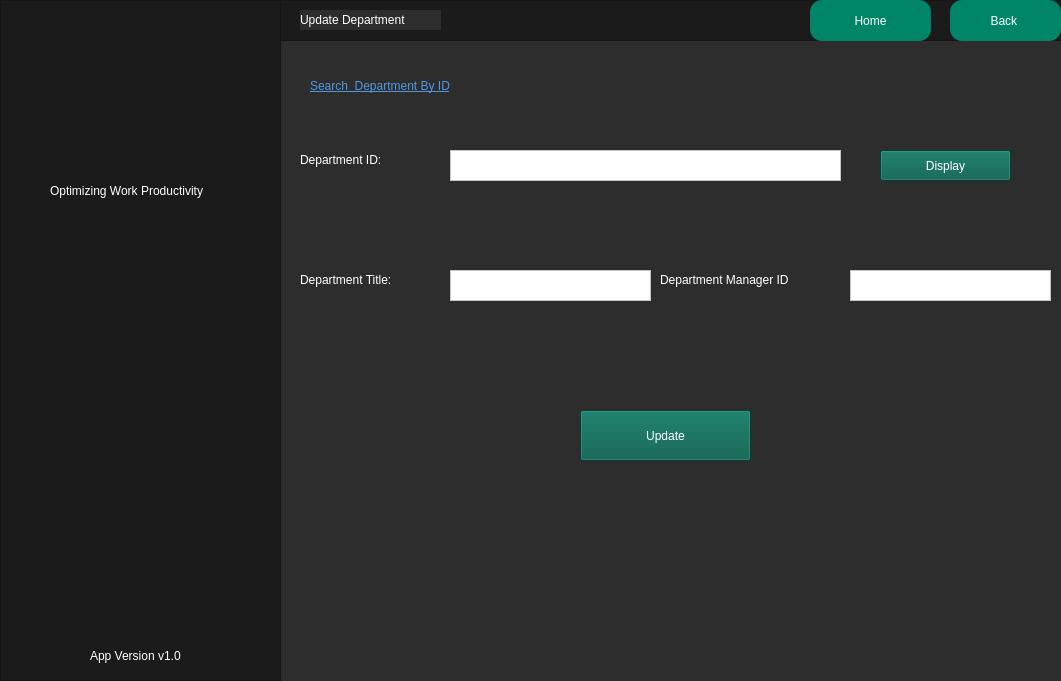
Above: qtPro/mainwindow.ui from Maliksaad231224/QT-C-Software-House-Database-System before the change. Below: the same form after it.
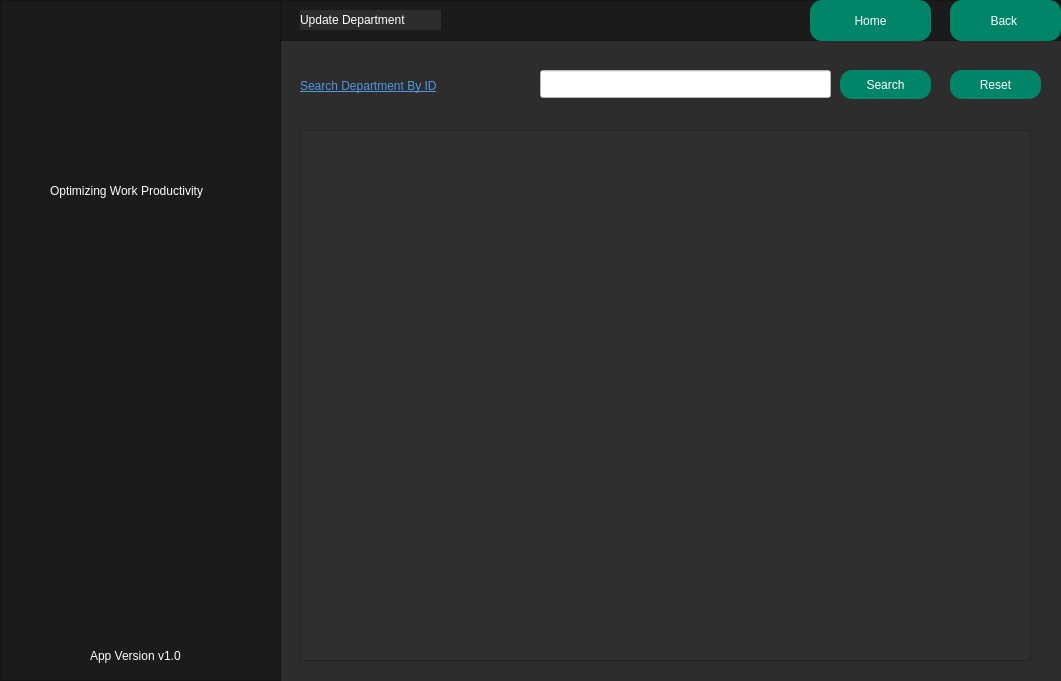
That is the form after the change. The open tabs and pages were chosen to show the change. Icons and pictures are not drawn.

Commit message: departments CRUD Complete

Diff of the .ui file:
```diff
--- a/qtPro/mainwindow.ui
+++ b/qtPro/mainwindow.ui
@@ -7456,47 +7456,12 @@
        <string>Update Department</string>
       </property>
      </widget>
-     <widget class="QLabel" name="label_152">
-      <property name="geometry">
-       <rect>
-        <x>300</x>
-        <y>150</y>
-        <width>121</width>
-        <height>20</height>
-       </rect>
-      </property>
-      <property name="styleSheet">
-       <string notr="true">color:white;
-font: 10pt &quot;Tahoma&quot;;</string>
-      </property>
-      <property name="text">
-       <string>Department ID:</string>
-      </property>
-     </widget>
-     <widget class="QPushButton" name="DeptUpdate">
-      <property name="geometry">
-       <rect>
-        <x>580</x>
-        <y>410</y>
-        <width>171</width>
-        <height>51</height>
-       </rect>
-      </property>
-      <property name="styleSheet">
-       <string notr="true">color:white;
-background-color:rgba(0,92,73,255);
-font: 10pt &quot;Tahoma&quot;;</string>
-      </property>
-      <property name="text">
-       <string>Update</string>
-      </property>
-     </widget>
      <widget class="QLabel" name="label_151">
       <property name="geometry">
        <rect>
-        <x>310</x>
+        <x>300</x>
         <y>70</y>
-        <width>261</width>
+        <width>231</width>
         <height>31</height>
        </rect>
       </property>
@@ -7507,16 +7472,16 @@
 text-decoration: underline;</string>
       </property>
       <property name="text">
-       <string>Search  Department By ID</string>
+       <string>Search Department By ID</string>
       </property>
      </widget>
-     <widget class="QPlainTextEdit" name="insdeptTitle_2">
+     <widget class="QLineEdit" name="searchupdatedept">
       <property name="geometry">
        <rect>
-        <x>450</x>
-        <y>270</y>
-        <width>201</width>
-        <height>31</height>
+        <x>540</x>
+        <y>70</y>
+        <width>291</width>
+        <height>28</height>
        </rect>
       </property>
       <property name="styleSheet">
@@ -7525,86 +7490,89 @@
 </string>
       </property>
      </widget>
-     <widget class="QPlainTextEdit" name="insdeptID_2">
+     <widget class="QPushButton" name="pushButton_55">
       <property name="geometry">
        <rect>
-        <x>450</x>
-        <y>150</y>
-        <width>391</width>
-        <height>31</height>
+        <x>840</x>
+        <y>70</y>
+        <width>91</width>
+        <height>29</height>
        </rect>
       </property>
       <property name="styleSheet">
-       <string notr="true">color:black;
-background-color: rgba(255,255,255,255);
-</string>
+       <string notr="true">border-radius:12px;
+background-color:rgba(0,133,104,255);
+color:white;</string>
       </property>
+      <property name="text">
+       <string>Search</string>
+      </property>
      </widget>
-     <widget class="QLabel" name="label_149">
+     <widget class="QPushButton" name="pushButton_56">
       <property name="geometry">
        <rect>
-        <x>660</x>
-        <y>270</y>
-        <width>191</width>
-        <height>20</height>
+        <x>950</x>
+        <y>70</y>
+        <width>91</width>
+        <height>29</height>
        </rect>
       </property>
       <property name="styleSheet">
-       <string notr="true">color:white;
-font: 10pt &quot;Tahoma&quot;;</string>
+       <string notr="true">border-radius:12px;
+background-color:rgba(0,133,104,255);
+color:white;</string>
       </property>
       <property name="text">
-       <string>Department Manager ID</string>
+       <string>Reset</string>
       </property>
      </widget>
-     <widget class="QPlainTextEdit" name="InsDeptMangID_2">
-      <property name="geometry">
-       <rect>
-        <x>850</x>
-        <y>270</y>
-        <width>201</width>
-        <height>31</height>
-       </rect>
-      </property>
-      <property name="styleSheet">
-       <string notr="true">color:black;
-background-color: rgba(255,255,255,255);
-</string>
-      </property>
-     </widget>
-     <widget class="QLabel" name="label_150">
+     <widget class="QTableView" name="departmentupdate">
       <property name="geometry">
        <rect>
         <x>300</x>
-        <y>270</y>
-        <width>131</width>
-        <height>20</height>
+        <y>130</y>
+        <width>731</width>
+        <height>531</height>
        </rect>
       </property>
       <property name="styleSheet">
-       <string notr="true">color:white;
-font: 10pt &quot;Tahoma&quot;;</string>
-      </property>
-      <property name="text">
-       <string>Department Title:</string>
-      </property>
-     </widget>
-     <widget class="QPushButton" name="updisplaydept">
-      <property name="geometry">
-       <rect>
-        <x>880</x>
-        <y>150</y>
-        <width>131</width>
-        <height>31</height>
-       </rect>
-      </property>
-      <property name="styleSheet">
-       <string notr="true">color:white;
-background-color:rgba(0,92,73,255);
-font: 10pt &quot;Tahoma&quot;;</string>
-      </property>
-      <property name="text">
-       <string>Display</string>
+       <string notr="true">QTableView {
+    font: 11pt &quot;Arial&quot;;
+    background-color: #2f2f2f; /* dark gray */
+    alternate-row-color: #3f3f3f; /* slightly lighter dark gray */
+}
+
+QTableView::item {
+    color: white; /* white text */
+    background-color: #2f2f2f; /* dark gray */
+    selection-color: white; /* white text on selection */
+    selection-background-color: #4f4f4f; /* slightly lighter dark gray on selection */
+}
+
+/* Common section styling */
+QHeaderView::section {
+    font: bold 11pt &quot;Arial&quot;; /* Ensure consistent font settings */
+    border: 1px solid #1b1b1b; /* Optional: to define the border */
+}
+
+/* Horizontal header styling */
+QHeaderView::section:horizontal {
+    color: white; /* white text */
+    background-color: #1b1b1b; /* black background */
+}
+
+/* Vertical header styling */
+QHeaderView::section:vertical {
+    color: white; /* white text */
+    background-color: #3b3b3b; /* different color for vertical header */
+}
+
+/* Corner button styling */
+QTableCornerButton::section {
+    color: white; /* white text */
+    background-color: #1b1b1b; /* black background */
+}
+</string>
       </property>
      </widget>
     </widget>
```
Left out of the diff: 350 changed lines with no effect on the pictures. The commit also changes 8 other files.
